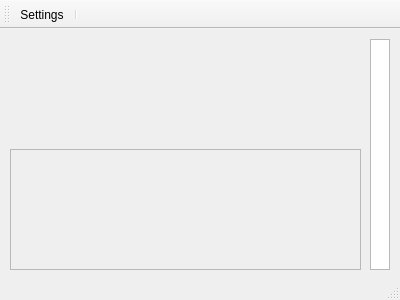
Above: mainwindow.ui from napcode/appstream before the change. Below: the same form after it.
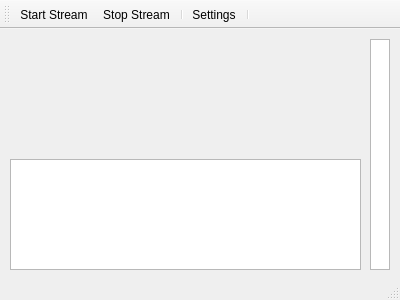
That is the form after the change. Icons and pictures are not drawn.

What changed in the file:
```diff
--- a/mainwindow.ui
+++ b/mainwindow.ui
@@ -36,29 +36,17 @@
      </rect>
     </property>
    </widget>
-   <widget class="QLabel" name="loglabel">
+   <widget class="QPlainTextEdit" name="logLabel">
     <property name="geometry">
      <rect>
       <x>10</x>
-      <y>120</y>
+      <y>130</y>
       <width>351</width>
-      <height>121</height>
+      <height>111</height>
      </rect>
     </property>
-    <property name="frameShape">
-     <enum>QFrame::StyledPanel</enum>
-    </property>
-    <property name="frameShadow">
-     <enum>QFrame::Sunken</enum>
-    </property>
-    <property name="text">
-     <string/>
-    </property>
-    <property name="textFormat">
-     <enum>Qt::LogText</enum>
-    </property>
-    <property name="alignment">
-     <set>Qt::AlignBottom|Qt::AlignLeading|Qt::AlignLeft</set>
+    <property name="maximumBlockCount">
+     <number>20</number>
     </property>
    </widget>
   </widget>
@@ -69,6 +57,9 @@
    <attribute name="toolBarBreak">
     <bool>false</bool>
    </attribute>
+   <addaction name="actionStartStream"/>
+   <addaction name="actionStopStream"/>
+   <addaction name="separator"/>
    <addaction name="actionSettings"/>
    <addaction name="separator"/>
   </widget>
@@ -83,6 +74,30 @@
     <string>Settings</string>
    </property>
   </action>
+  <action name="actionStartStream">
+   <property name="icon">
+    <iconset resource="icons.qrc">
+     <normaloff>:/new/prefix1/res/call-start.png</normaloff>:/new/prefix1/res/call-start.png</iconset>
+   </property>
+   <property name="text">
+    <string>Start Stream</string>
+   </property>
+   <property name="toolTip">
+    <string>Start Streaming</string>
+   </property>
+  </action>
+  <action name="actionStopStream">
+   <property name="icon">
+    <iconset resource="icons.qrc">
+     <normaloff>:/new/prefix1/res/call-stop.png</normaloff>:/new/prefix1/res/call-stop.png</iconset>
+   </property>
+   <property name="text">
+    <string>Stop Stream</string>
+   </property>
+   <property name="toolTip">
+    <string>Stop Streaming</string>
+   </property>
+  </action>
  </widget>
  <layoutdefault spacing="6" margin="11"/>
  <resources>
```
